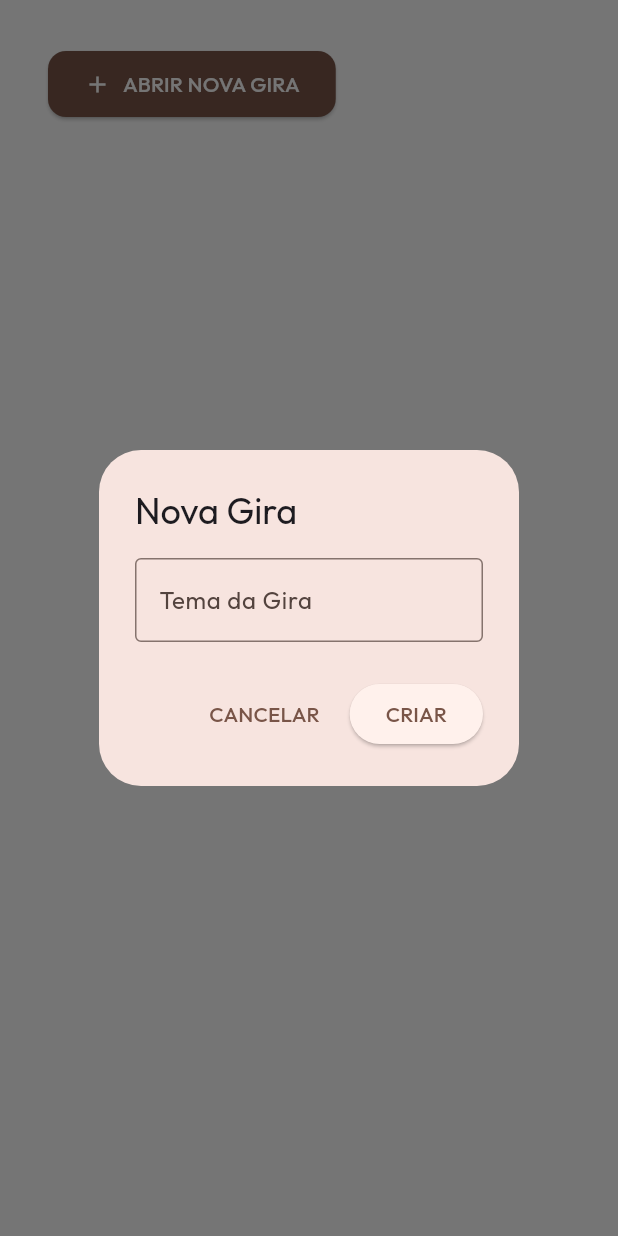
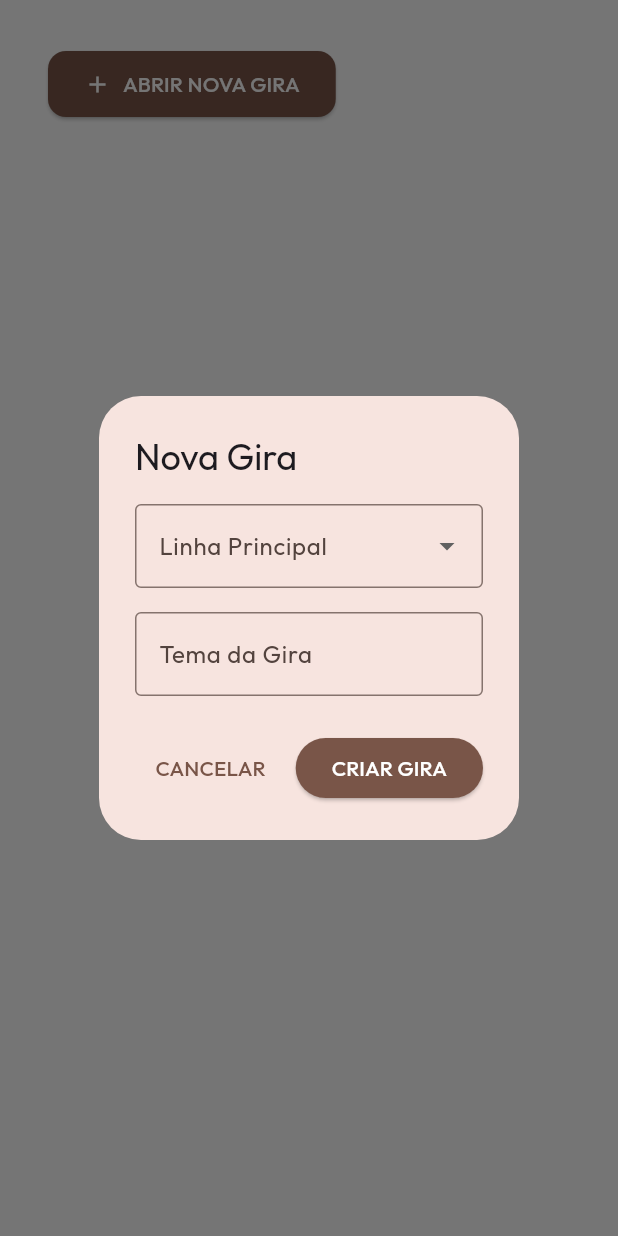
Before and after one commit to reclata/TUCPB-TOTEM, a Flutter app: the _AdminDashboard widget shown alone on an empty page, opened directly, after a tap on "ABRIR NOVA GIRA", on a phone screen of 412 x 824 dp. Run offline on Flutter 3.47's test engine with Material 3 defaults, Android fonts, the phone set to English and light mode, and no system bars; our stand-ins replace cloud_firestore, firebase_auth, firebase_core, flutter_riverpod, go_router, google_fonts; accounts and stored records are empty.

Commit message:
Link kiosk lines to Gira cadastro, fix Firestore serialization, add indexes

```diff
--- a/lib/src/features/admin/presentation/admin_screen.dart
+++ b/lib/src/features/admin/presentation/admin_screen.dart
@@ -767,6 +767,10 @@ class _CalendarWidgetState extends ConsumerState<_CalendarWidget> {
     final temaCtrl = TextEditingController();
     String? selectedLinha;
 
+    // Buscar linhas dos médiuns cadastrados
+    final linhasAsync = ref.read(linhasFromMediumsProvider('demo-terreiro'));
+    final linhasOptions = linhasAsync.value ?? LINHA_OPTIONS;
+
     showDialog(
       context: context,
       builder: (context) => StatefulBuilder(
@@ -781,7 +785,7 @@ class _CalendarWidgetState extends ConsumerState<_CalendarWidget> {
                   border: OutlineInputBorder(),
                 ),
                 value: selectedLinha,
-                items: LINHA_OPTIONS.map((l) => DropdownMenuItem(value: l, child: Text(l))).toList(),
+                items: (linhasOptions.isEmpty ? LINHA_OPTIONS : linhasOptions).map((l) => DropdownMenuItem(value: l, child: Text(l))).toList(),
                 onChanged: (val) => setDialogState(() => selectedLinha = val),
               ),
               const SizedBox(height: 16),
@@ -1135,13 +1139,40 @@ class _AdminDashboard extends ConsumerWidget {
 
   void _showCreateGiraDialog(BuildContext context, WidgetRef ref, String terreiroId) {
     final temaCtrl = TextEditingController();
+    String? selectedLinha;
+
+    // Buscar linhas dos médiuns cadastrados
+    final linhasAsync = ref.read(linhasFromMediumsProvider(terreiroId));
+    final linhasOptions = linhasAsync.value ?? LINHA_OPTIONS;
+    final dropdownItems = (linhasOptions.isEmpty ? LINHA_OPTIONS : linhasOptions);
+
     showDialog(
       context: context,
-      builder: (context) => AlertDialog(
+      builder: (context) => StatefulBuilder(
+        builder: (context, setDialogState) => AlertDialog(
           title: const Text("Nova Gira"),
-        content: TextField(
+          content: Column(
+            mainAxisSize: MainAxisSize.min,
+            children: [
+              DropdownButtonFormField<String>(
+                decoration: const InputDecoration(
+                  labelText: "Linha Principal",
+                  border: OutlineInputBorder(),
+                ),
+                value: selectedLinha,
+                items: dropdownItems.map((l) => DropdownMenuItem(value: l, child: Text(l))).toList(),
+                onChanged: (val) => setDialogState(() => selectedLinha = val),
+              ),
+              const SizedBox(height: 16),
+              TextField(
                 controller: temaCtrl,
-          decoration: const InputDecoration(labelText: "Tema da Gira", border: OutlineInputBorder()),
+                decoration: const InputDecoration(
+                  labelText: "Tema da Gira",
+                  hintText: "Ex: Gira de Encerramento",
+                  border: OutlineInputBorder(),
+                ),
+              ),
+            ],
           ),
           actions: [
             TextButton(
@@ -1149,22 +1180,35 @@ class _AdminDashboard extends ConsumerWidget {
               child: const Text("CANCELAR"),
             ),
             ElevatedButton(
+              style: ElevatedButton.styleFrom(
+                backgroundColor: Colors.brown,
+                foregroundColor: Colors.white,
+              ),
               onPressed: () {
-              if (temaCtrl.text.isEmpty) return;
+                if (selectedLinha == null) {
+                  ScaffoldMessenger.of(context).showSnackBar(
+                    const SnackBar(content: Text('Selecione a linha da gira')),
+                  );
+                  return;
+                }
                 final newGira = Gira(
                   id: const Uuid().v4(),
                   terreiroId: terreiroId,
                   data: DateTime.now(),
-                tema: temaCtrl.text,
-                linha: temaCtrl.text, // Temporary: using same value as tema
+                  tema: temaCtrl.text.isEmpty ? selectedLinha! : temaCtrl.text,
+                  linha: selectedLinha!,
                   status: 'aberta',
                 );
                 ref.read(adminRepositoryProvider).createGira(newGira);
                 Navigator.pop(context);
-            },
-            child: const Text("CRIAR"),
+                ScaffoldMessenger.of(context).showSnackBar(
+                  const SnackBar(content: Text('Gira criada com sucesso!'), backgroundColor: Colors.green),
+                );
+              },
+              child: const Text("CRIAR GIRA"),
             )
           ],
+        ),
       ),
     );
   }
@@ -1601,7 +1645,7 @@ class _MediumsListState extends ConsumerState<_MediumsList> {
                 backgroundColor: Colors.brown,
                 foregroundColor: Colors.white,
               ),
-              onPressed: () {
+              onPressed: () async {
                 if (nameCtrl.text.isEmpty) {
                   ScaffoldMessenger.of(context).showSnackBar(
                     const SnackBar(content: Text('Digite o nome do médium')),
@@ -1615,7 +1659,8 @@ class _MediumsListState extends ConsumerState<_MediumsList> {
                   ativo: true,
                   entidades: selectedEntities,
                 );
-                ref.read(adminRepositoryProvider).addMedium(med);
+                try {
+                  await ref.read(adminRepositoryProvider).addMedium(med);
 
                   // Reset filters so the user can see the new medium
                   setState(() {
@@ -1624,8 +1669,15 @@ class _MediumsListState extends ConsumerState<_MediumsList> {
                     _filterEntidade = null;
                   });
 
+                  if (context.mounted) {
                     Navigator.pop(context);
-                ScaffoldMessenger.of(context).showSnackBar(const SnackBar(content: Text('Médium adicionado com sucesso!')));
+                    ScaffoldMessenger.of(context).showSnackBar(const SnackBar(content: Text('Médium adicionado com sucesso!'), backgroundColor: Colors.green));
+                  }
+                } catch (e) {
+                  if (context.mounted) {
+                    ScaffoldMessenger.of(context).showSnackBar(SnackBar(content: Text('Erro ao salvar: $e'), backgroundColor: Colors.red));
+                  }
+                }
               },
               child: const Text('SALVAR'),
             ),
--- a/lib/src/shared/providers/global_providers.dart
+++ b/lib/src/shared/providers/global_providers.dart
@@ -85,3 +85,20 @@ final currentUserProvider = Provider<Usuario?>((ref) {
     ativo: true,
   );
 });
+
+// Provider que extrai linhas únicas dos médiuns cadastrados
+final linhasFromMediumsProvider = Provider.family<AsyncValue<List<String>>, String>((ref, terreiroId) {
+  final mediumsAsync = ref.watch(mediumListProvider(terreiroId));
+  return mediumsAsync.whenData((mediums) {
+    final linhas = <String>{};
+    for (var m in mediums) {
+      for (var e in m.entidades) {
+        if (e.linha.isNotEmpty) {
+          linhas.add(e.linha);
+        }
+      }
+    }
+    final sorted = linhas.toList()..sort();
+    return sorted;
+  });
+});
```
Also changed, not shown: firestore.indexes.json (added, +59 -0 lines), lib/src/features/kiosk/presentation/kiosk_screen.dart (+30 -6 lines), firebase.json, lib/src/shared/models/models.g.dart, 1 other file. Lines whose indentation alone changed are shown as unchanged.
